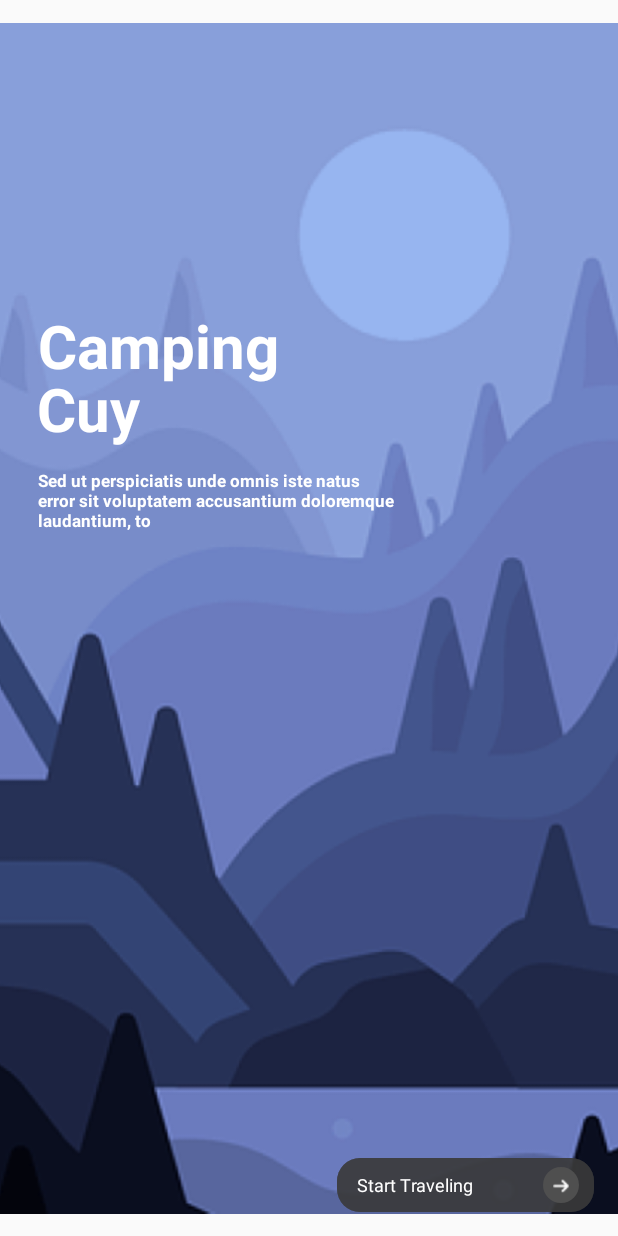
After one commit to fikriks/camping-cuy, an Android app: the layout activity_splash_screen.xml on its own in the app's theme, with its tools: preview values and no code run, on a phone screen of 412 x 824 dp. The commit adds this screen. Run offline under Robolectric (Android 15) with nearby library versions, the phone set to English and light mode, and no system bars.

Commit message:
mengganti SplashScreenActivity, Menambahkan Perizinan di SplashScreenActivity di manyfest

```diff
--- a/Mobile Development/app/build.gradle.kts
+++ b/Mobile Development/app/build.gradle.kts
@@ -5,7 +5,7 @@ plugins {
 
 android {
     namespace = "com.my.campingcuy"
-    compileSdk = 33
+    compileSdk = 34
 
     defaultConfig {
         applicationId = "com.my.campingcuy"
--- /dev/null
+++ b/Mobile Development/app/src/main/res/layout/activity_splash_screen.xml
@@ -0,0 +1,128 @@
+<?xml version="1.0" encoding="utf-8"?>
+<androidx.constraintlayout.widget.ConstraintLayout xmlns:android="http://schemas.android.com/apk/res/android"
+    xmlns:app="http://schemas.android.com/apk/res-auto"
+    xmlns:tools="http://schemas.android.com/tools"
+    android:layout_width="match_parent"
+    android:layout_height="match_parent"
+    tools:context=".ui.SplashScreenActivity">
+
+    <ImageView
+        android:id="@+id/splash_img"
+        android:layout_width="471dp"
+        android:layout_height="794dp"
+        android:contentDescription="@string/desc"
+        app:layout_constraintBottom_toBottomOf="parent"
+        app:layout_constraintLeft_toLeftOf="parent"
+        app:layout_constraintRight_toRightOf="parent"
+        app:layout_constraintTop_toTopOf="parent"
+        app:srcCompat="@drawable/img_2" />
+
+    <TextView
+        android:id="@+id/camping"
+        android:layout_width="246dp"
+        android:layout_height="164dp"
+        android:text="@string/camping_string"
+        android:textColor="@color/white"
+        android:textSize="40sp"
+        android:textStyle="bold"
+        app:layout_constraintBottom_toBottomOf="parent"
+        app:layout_constraintHorizontal_bias="0.151"
+        app:layout_constraintLeft_toLeftOf="parent"
+        app:layout_constraintRight_toRightOf="parent"
+        app:layout_constraintTop_toTopOf="parent"
+        app:layout_constraintVertical_bias="0.308" />
+
+    <TextView
+        android:id="@+id/cuy"
+        android:layout_width="112dp"
+        android:layout_height="72dp"
+        android:text="@string/cuy_string"
+        android:textColor="@color/white"
+        android:textSize="40sp"
+        android:textStyle="bold"
+        app:layout_constraintBottom_toBottomOf="parent"
+        app:layout_constraintHorizontal_bias="0.083"
+        app:layout_constraintLeft_toLeftOf="parent"
+        app:layout_constraintRight_toRightOf="parent"
+        app:layout_constraintTop_toTopOf="parent"
+        app:layout_constraintVertical_bias="0.326" />
+
+    <TextView
+        android:id="@+id/desc"
+        android:layout_width="258dp"
+        android:layout_height="54dp"
+        android:text="@string/desc_txt"
+        android:textColor="@color/white"
+        android:textSize="11sp"
+        android:textStyle="bold"
+        app:layout_constraintBottom_toBottomOf="parent"
+        app:layout_constraintHorizontal_bias="0.163"
+        app:layout_constraintLeft_toLeftOf="parent"
+        app:layout_constraintRight_toRightOf="parent"
+        app:layout_constraintTop_toTopOf="parent"
+        app:layout_constraintVertical_bias="0.406" />
+
+    <RelativeLayout
+        android:id="@+id/button"
+        android:layout_width="wrap_content"
+        android:layout_height="wrap_content"
+        android:layout_marginEnd="16dp"
+        android:layout_marginBottom="16dp"
+        app:layout_constraintBottom_toBottomOf="parent"
+        app:layout_constraintEnd_toEndOf="parent">
+
+        <View
+            android:id="@+id/bg_button"
+            android:background="@drawable/bg_button"
+            android:layout_marginStart="-166dp"
+            android:layout_marginTop="-716dp"
+            android:layout_width="171dp"
+            android:layout_height="36dp" />
+
+        <View
+            android:id="@+id/rectangle_1"
+            android:background="@drawable/rectangle_shape"
+            android:alpha="0.7"
+            android:layout_marginStart="0dp"
+            android:layout_marginTop="0dp"
+            android:layout_width="171dp"
+            android:layout_height="36dp" />
+
+        <View
+            android:id="@+id/rectangle_2"
+            android:layout_width="171dp"
+            android:layout_height="36dp"
+            android:layout_marginStart="0dp"
+            android:layout_marginTop="0dp"
+            android:alpha="0.7"
+            android:background="@drawable/rectangle_shape" />
+
+        <TextView
+            android:id="@+id/start_traveling"
+            android:layout_width="95.2dp"
+            android:layout_height="21.2dp"
+            android:layout_marginLeft="13dp"
+            android:layout_marginTop="9dp"
+            android:text="@string/start_traveling_string"
+            android:textSize="12sp"
+            android:textColor="@color/white" />
+
+        <View
+            android:id="@+id/ellipse_1"
+            android:background="@drawable/ellipse_shape"
+            android:layout_marginStart="137dp"
+            android:layout_marginTop="6dp"
+            android:layout_width="24dp"
+            android:layout_height="24dp" />
+
+        <ImageView
+            android:id="@+id/vector"
+            android:src="@drawable/vector"
+            android:contentDescription="vector"
+            android:layout_marginStart="143dp"
+            android:layout_marginTop="14dp"
+            android:layout_width="12.13dp"
+            android:layout_height="9.52dp" />
+    </RelativeLayout>
+
+</androidx.constraintlayout.widget.ConstraintLayout>
```
Also changed, not shown: Mobile Development/app/src/main/AndroidManifest.xml (+10 -10 lines), Mobile Development/app/src/main/java/com/my/campingcuy/ui/SplashScreenActivity.kt (renamed from Mobile Development/app/src/main/java/com/my/campingcuy/SplashActivity.kt, +4 -3 lines), Mobile Development/app/src/main/java/exportkit/figma/android_large___1_activity.java (deleted, +0 -70 lines), Mobile Development/app/src/main/res/layout/activity_splash.xml (deleted, +0 -128 lines), Mobile Development/app/src/main/res/values/strings.xml (indentation only).
